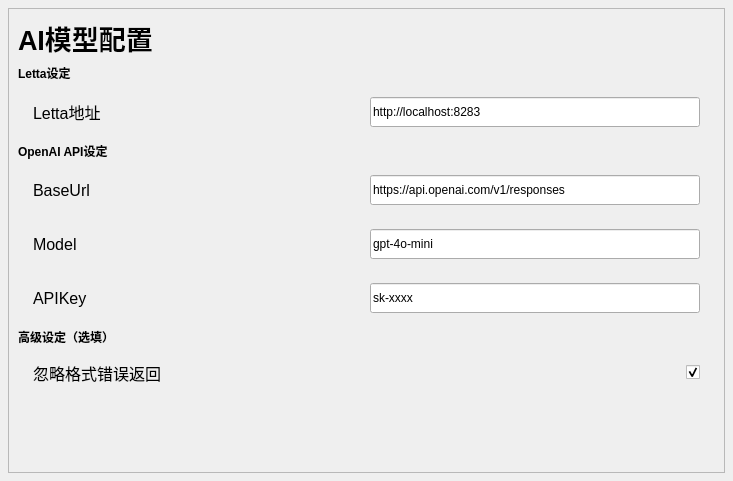
Old version of the form mianwindow_uichild/setting_ai.ui in the repository Zao-chen/ZcChat.
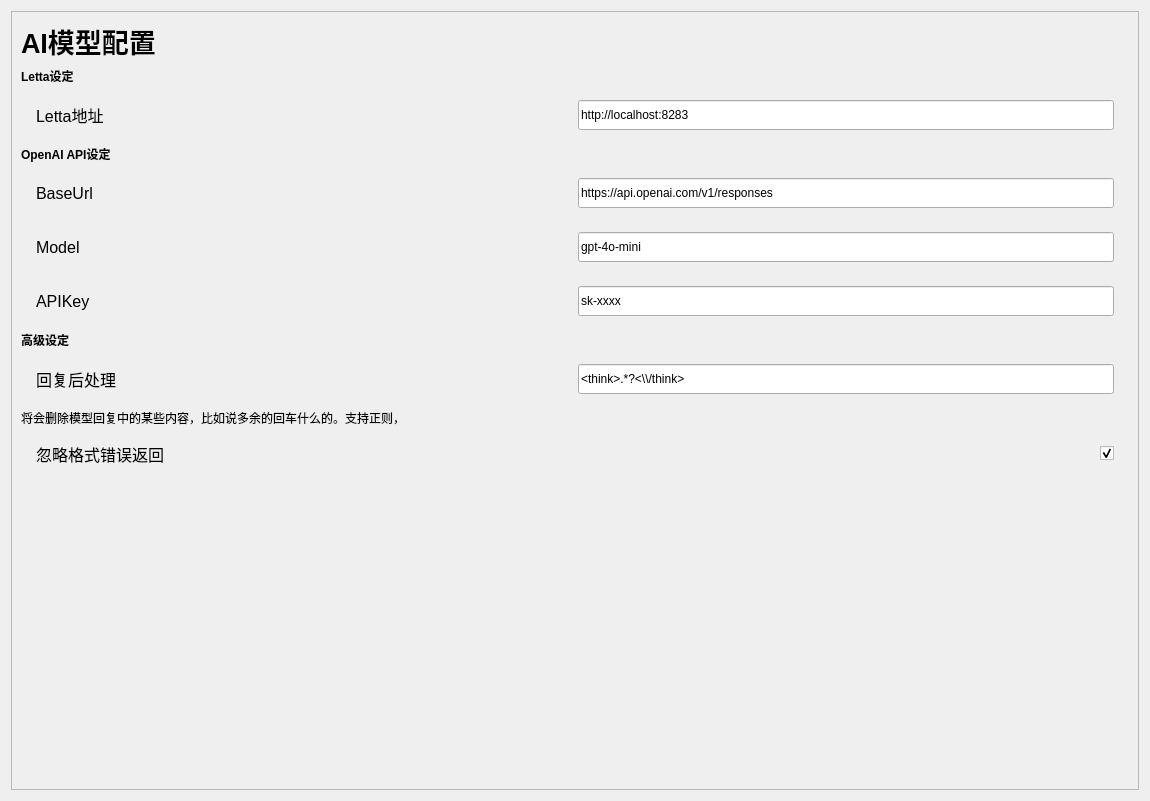
New version of the form. Custom widgets are drawn as their Qt base class.

Commit message: [fix] add regex for model response post-processing close #99

Patch:
```diff
--- a/mianwindow_uichild/setting_ai.ui
+++ b/mianwindow_uichild/setting_ai.ui
@@ -6,26 +6,14 @@
    <rect>
     <x>0</x>
     <y>0</y>
-    <width>733</width>
-    <height>481</height>
+    <width>1150</width>
+    <height>801</height>
    </rect>
   </property>
   <property name="windowTitle">
    <string>Form</string>
   </property>
-  <layout class="QVBoxLayout" name="verticalLayout" stretch="0">
-   <property name="leftMargin">
-    <number>8</number>
-   </property>
-   <property name="topMargin">
-    <number>8</number>
-   </property>
-   <property name="rightMargin">
-    <number>8</number>
-   </property>
-   <property name="bottomMargin">
-    <number>8</number>
-   </property>
+  <layout class="QVBoxLayout" name="verticalLayout">
    <item>
     <widget class="QScrollArea" name="scrollArea">
      <property name="widgetResizable">
@@ -36,11 +24,11 @@
        <rect>
         <x>0</x>
         <y>0</y>
-        <width>715</width>
-        <height>463</height>
+        <width>1130</width>
+        <height>781</height>
        </rect>
       </property>
-      <layout class="QVBoxLayout" name="verticalLayout_2" stretch="0,0,0,0,0,0,0,0,0,1">
+      <layout class="QVBoxLayout" name="verticalLayout_2" stretch="0,0,0,0,0,0,0,0,0,0,0,1">
        <item>
         <widget class="ElaText" name="label">
          <property name="font">
@@ -246,7 +234,54 @@
           </font>
          </property>
          <property name="text">
-          <string>高级设定（选填）</string>
+          <string>高级设定</string>
+         </property>
+        </widget>
+       </item>
+       <item>
+        <widget class="ElaScrollPageArea" name="widget_9" native="true">
+         <layout class="QHBoxLayout" name="horizontalLayout_9" stretch="2,2">
+          <property name="leftMargin">
+           <number>15</number>
+          </property>
+          <property name="rightMargin">
+           <number>15</number>
+          </property>
+          <item>
+           <widget class="ElaText" name="label_10">
+            <property name="font">
+             <font>
+              <pointsize>12</pointsize>
+             </font>
+            </property>
+            <property name="text">
+             <string>回复后处理</string>
+            </property>
+           </widget>
+          </item>
+          <item>
+           <widget class="ElaLineEdit" name="lineEdit_postProcessing">
+            <property name="minimumSize">
+             <size>
+              <width>0</width>
+              <height>30</height>
+             </size>
+            </property>
+            <property name="text">
+             <string>&lt;think&gt;.*?&lt;\\/think&gt;</string>
+            </property>
+            <property name="alignment">
+             <set>Qt::AlignLeading|Qt::AlignLeft|Qt::AlignVCenter</set>
+            </property>
+           </widget>
+          </item>
+         </layout>
+        </widget>
+       </item>
+       <item>
+        <widget class="QLabel" name="label_3">
+         <property name="text">
+          <string>将会删除模型回复中的某些内容，比如说多余的回车什么的。支持正则，</string>
          </property>
         </widget>
        </item>
@@ -324,16 +359,16 @@
    <header location="global">elascrollpagearea.h</header>
    <container>1</container>
   </customwidget>
-  <customwidget>
-   <class>ElaLineEdit</class>
-   <extends>QLineEdit</extends>
-   <header location="global">elalineedit.h</header>
-  </customwidget>
   <customwidget>
    <class>ElaCheckBox</class>
    <extends>QCheckBox</extends>
    <header location="global">elacheckbox.h</header>
   </customwidget>
+  <customwidget>
+   <class>ElaLineEdit</class>
+   <extends>QLineEdit</extends>
+   <header location="global">elalineedit.h</header>
+  </customwidget>
  </customwidgets>
  <resources/>
  <connections/>
```
Left out of the diff: 10 changed lines with no effect on the pictures. The commit also changes 10 other files.
